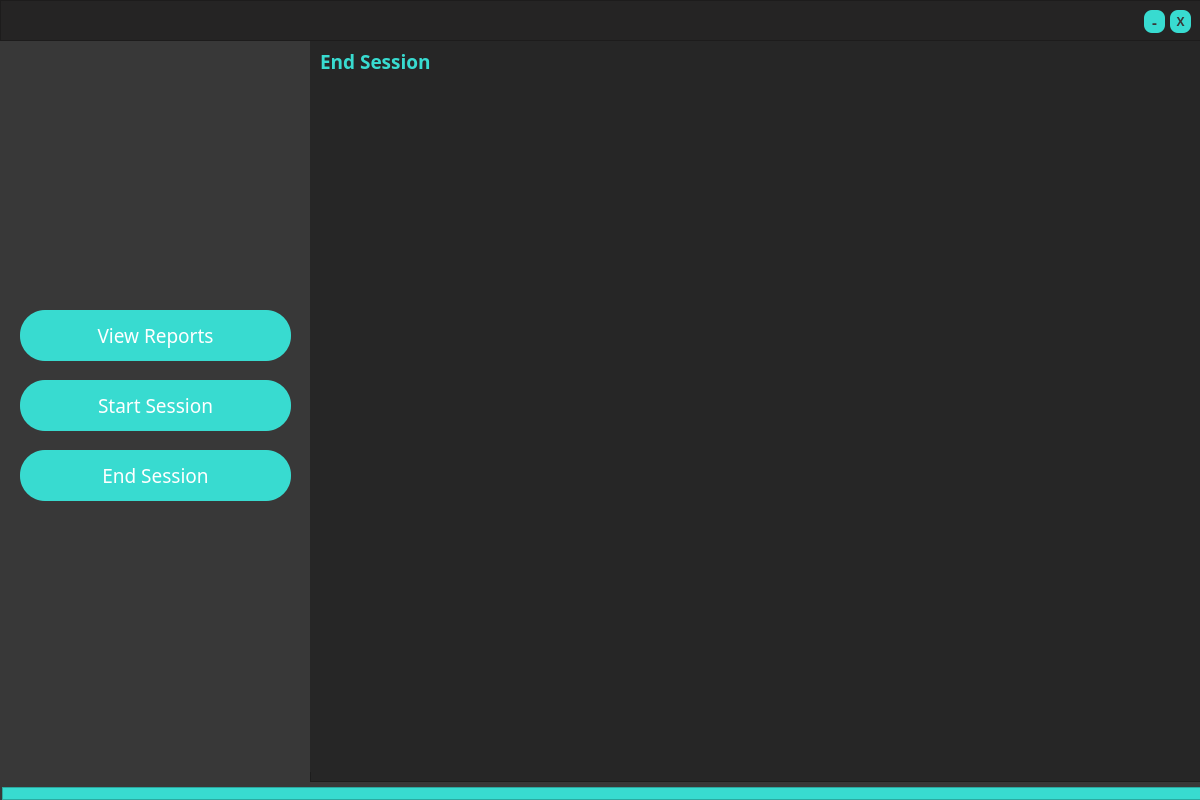
Qt form gui/interfaces/InstructorDashboard.ui (dev-otaher/Saqer) before a commit.
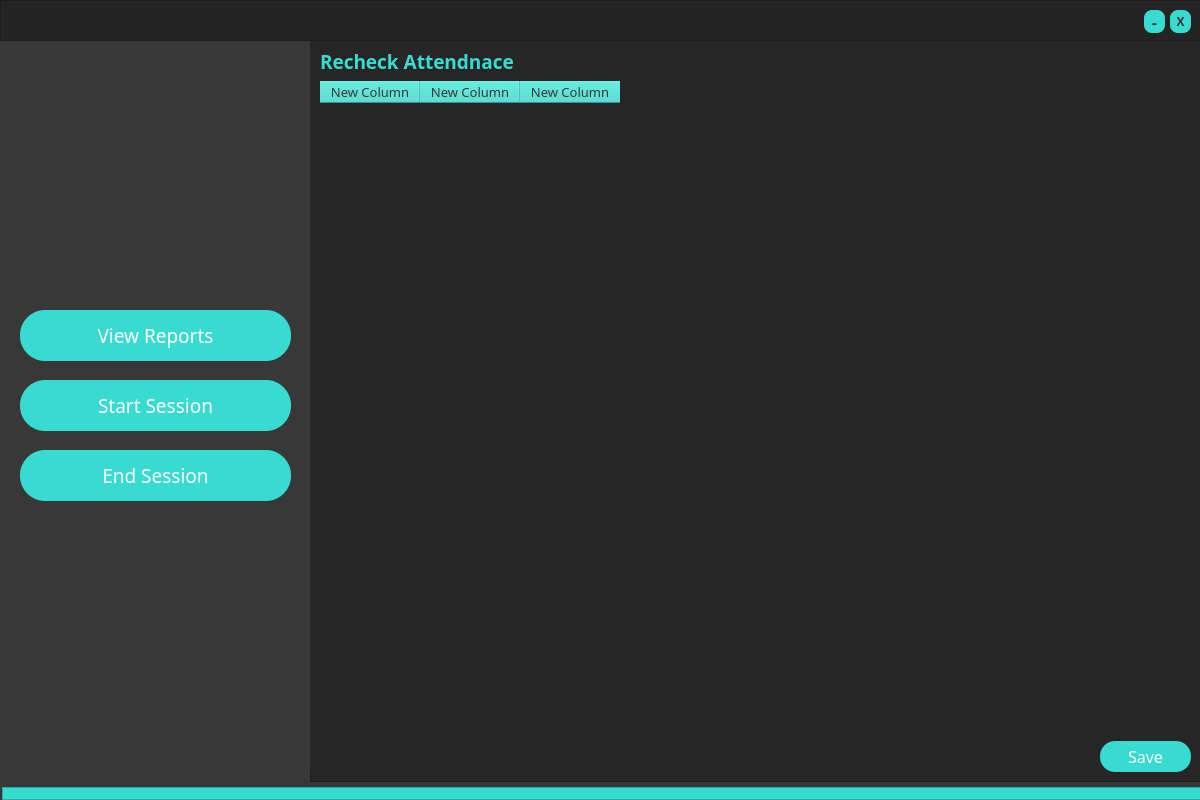
The same form after that commit. The open tabs and pages were chosen to show the change. Icons and pictures are not drawn.

Commit message:
completing instructor dashbaord
finish start and end session interfaces.

```diff
--- a/gui/interfaces/InstructorDashboard.ui
+++ b/gui/interfaces/InstructorDashboard.ui
@@ -833,7 +833,185 @@
        <string notr="true">color: #38DBD0;</string>
       </property>
       <property name="text">
-       <string>End Session</string>
+       <string>Recheck Attendnace</string>
+      </property>
+     </widget>
+     <widget class="QTableWidget" name="i_attendnace_table_2">
+      <property name="geometry">
+       <rect>
+        <x>10</x>
+        <y>40</y>
+        <width>871</width>
+        <height>641</height>
+       </rect>
+      </property>
+      <property name="font">
+       <font>
+        <family>RB</family>
+        <pointsize>12</pointsize>
+       </font>
+      </property>
+      <property name="cursor" stdset="0">
+       <cursorShape>PointingHandCursor</cursorShape>
+      </property>
+      <property name="focusPolicy">
+       <enum>Qt::ClickFocus</enum>
+      </property>
+      <property name="styleSheet">
+       <string notr="true">QHeaderView::section{background-color:#38DBD0; color:#383838}
+QTableWidget::item {
+		
+	selection-background-color: #38DBD0;
+    color: white;
+  	width: 100%;
+}
+
+
+QTableWidget::section{
+
+  border-collapse: collapse;
+  border-radius: 1em;
+  overflow: hidden;
+}
+</string>
+      </property>
+      <property name="frameShape">
+       <enum>QFrame::NoFrame</enum>
+      </property>
+      <property name="frameShadow">
+       <enum>QFrame::Raised</enum>
+      </property>
+      <property name="sizeAdjustPolicy">
+       <enum>QAbstractScrollArea::AdjustIgnored</enum>
+      </property>
+      <property name="autoScroll">
+       <bool>true</bool>
+      </property>
+      <property name="editTriggers">
+       <set>QAbstractItemView::NoEditTriggers</set>
+      </property>
+      <property name="showDropIndicator" stdset="0">
+       <bool>true</bool>
+      </property>
+      <property name="selectionMode">
+       <enum>QAbstractItemView::SingleSelection</enum>
+      </property>
+      <property name="selectionBehavior">
+       <enum>QAbstractItemView::SelectRows</enum>
+      </property>
+      <property name="textElideMode">
+       <enum>Qt::ElideLeft</enum>
+      </property>
+      <property name="gridStyle">
+       <enum>Qt::SolidLine</enum>
+      </property>
+      <attribute name="horizontalHeaderHighlightSections">
+       <bool>false</bool>
+      </attribute>
+      <attribute name="verticalHeaderVisible">
+       <bool>false</bool>
+      </attribute>
+      <attribute name="verticalHeaderHighlightSections">
+       <bool>true</bool>
+      </attribute>
+      <column>
+       <property name="text">
+        <string>New Column</string>
+       </property>
+       <property name="font">
+        <font>
+         <family>RB</family>
+         <pointsize>10</pointsize>
+        </font>
+       </property>
+       <property name="foreground">
+        <brush brushstyle="NoBrush">
+         <color alpha="255">
+          <red>0</red>
+          <green>0</green>
+          <blue>0</blue>
+         </color>
+        </brush>
+       </property>
+      </column>
+      <column>
+       <property name="text">
+        <string>New Column</string>
+       </property>
+       <property name="font">
+        <font>
+         <family>RB</family>
+         <pointsize>10</pointsize>
+        </font>
+       </property>
+      </column>
+      <column>
+       <property name="text">
+        <string>New Column</string>
+       </property>
+       <property name="font">
+        <font>
+         <family>RB</family>
+         <pointsize>10</pointsize>
+        </font>
+       </property>
+      </column>
+     </widget>
+     <widget class="QPushButton" name="i_save_recheck">
+      <property name="geometry">
+       <rect>
+        <x>790</x>
+        <y>700</y>
+        <width>91</width>
+        <height>31</height>
+       </rect>
+      </property>
+      <property name="font">
+       <font>
+        <family>RB</family>
+        <pointsize>12</pointsize>
+       </font>
+      </property>
+      <property name="cursor">
+       <cursorShape>PointingHandCursor</cursorShape>
+      </property>
+      <property name="styleSheet">
+       <string notr="true">QPushButton {
+	border-radius: 15px;
+	background-color: #38DBD0;
+	color:rgb(255, 255, 255);
+
+}
+
+QPushButton:hover {
+	background-color: #23b2a8;
+	color: rgb(255, 255, 255);
+}
+
+QPushButton:pressed {
+	background-color: #38DBD0;
+}</string>
+      </property>
+      <property name="text">
+       <string>Save</string>
+      </property>
+      <property name="iconSize">
+       <size>
+        <width>30</width>
+        <height>30</height>
+       </size>
+      </property>
+      <property name="checkable">
+       <bool>false</bool>
+      </property>
+      <property name="autoDefault">
+       <bool>true</bool>
+      </property>
+      <property name="default">
+       <bool>false</bool>
+      </property>
+      <property name="flat">
+       <bool>false</bool>
       </property>
      </widget>
     </widget>
```
Left out of the diff: 90 changed lines with no effect on the pictures. The commit also changes 5 other files.
